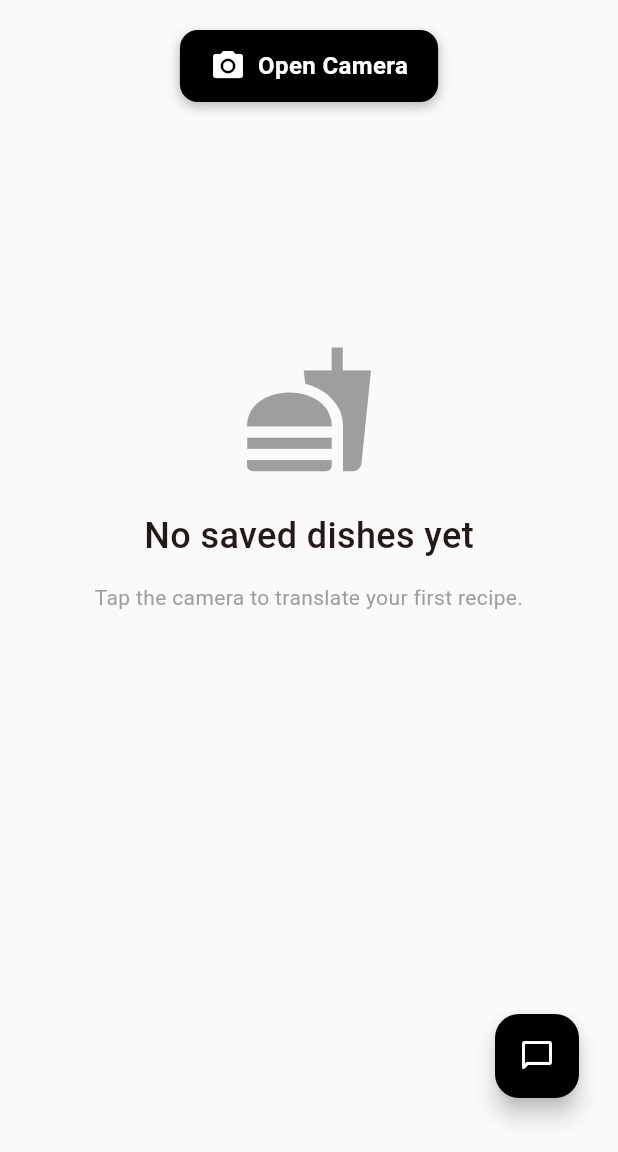
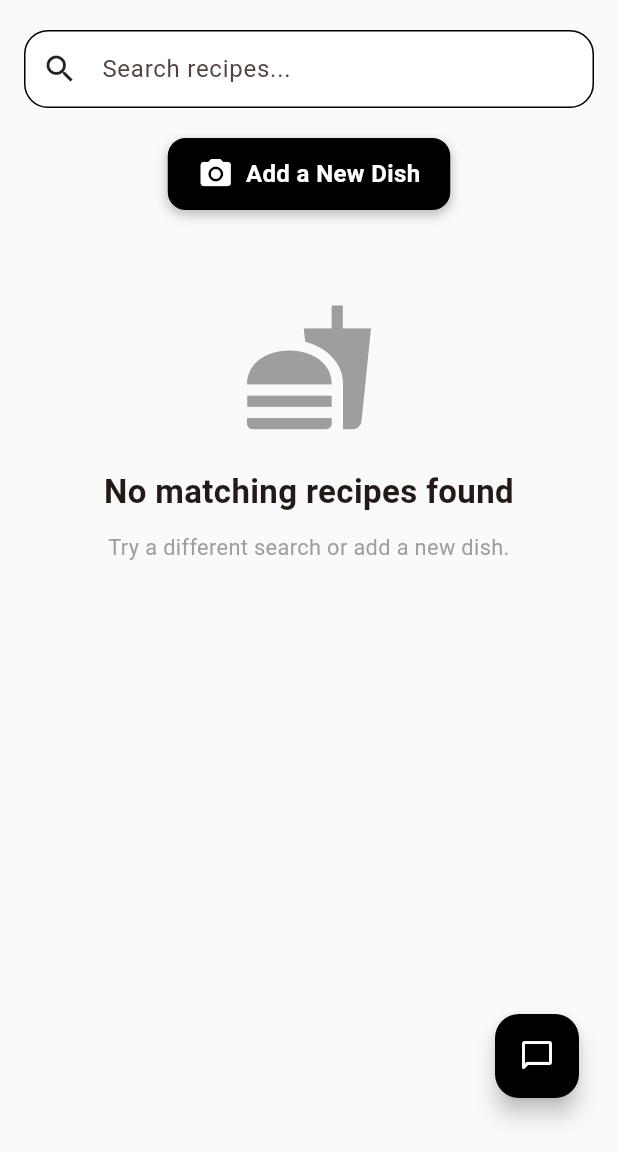
Before and after one commit to vihaanb-v/the_food_translator, a Flutter app: the screen it shows once a user with an empty profile is signed in, on a phone screen of 412 x 824 dp, the part 84-1236 px from its top. Run offline on Flutter 3.47's test engine with Material 3 defaults, Android fonts, the light colour scheme and no system bars; our stand-ins replace camera, cloud_firestore, firebase_auth, firebase_core; accounts and stored records are empty.

Commit message:
Added search bar.

```diff
--- a/lib/home_screen.dart
+++ b/lib/home_screen.dart
@@ -22,6 +22,8 @@ class _HomeScreenState extends State<HomeScreen> {
 
   bool _isLoading = true;
   bool _showContent = false;
+  final TextEditingController _searchController = TextEditingController();
+  String _searchQuery = '';
 
   @override
   void initState() {
@@ -132,6 +134,12 @@ class _HomeScreenState extends State<HomeScreen> {
     } catch (e) {
       debugPrint("❌ Failed to download image: $e");
     }
+  }
+
+  @override
+  void dispose() {
+    _searchController.dispose();
+    super.dispose();
   }
 
   void _showDishPopup(Map<String, dynamic> dish) {
@@ -562,10 +570,55 @@ class _HomeScreenState extends State<HomeScreen> {
         ],
       ),
       body: _isLoading
-          ? const Center(child: CircularProgressIndicator()) // 🌀 Loader
+          ? const Center(child: CircularProgressIndicator())
           : ListView(
         padding: const EdgeInsets.symmetric(vertical: 20),
         children: [
+          // 🔍 Search Bar (top spacing handled by ListView padding)
+          Padding(
+            padding: const EdgeInsets.symmetric(horizontal: 16),
+            child: TextField(
+              controller: _searchController,
+              onChanged: (value) {
+                setState(() {
+                  _searchQuery = value.toLowerCase().trim();
+                });
+              },
+              decoration: InputDecoration(
+                hintText: 'Search recipes...',
+                prefixIcon: const Icon(Icons.search, color: Colors.black87),
+                suffixIcon: _searchQuery.isNotEmpty
+                    ? IconButton(
+                  icon: const Icon(Icons.clear, color: Colors.black54),
+                  onPressed: () {
+                    _searchController.clear();
+                    setState(() => _searchQuery = '');
+                  },
+                )
+                    : null,
+                filled: true,
+                fillColor: Colors.white,
+                contentPadding:
+                const EdgeInsets.symmetric(vertical: 14, horizontal: 16),
+                border: OutlineInputBorder(
+                  borderRadius: BorderRadius.circular(16),
+                  borderSide: const BorderSide(color: Colors.black, width: 1),
+                ),
+                enabledBorder: OutlineInputBorder(
+                  borderRadius: BorderRadius.circular(16),
+                  borderSide: const BorderSide(color: Colors.black, width: 1),
+                ),
+                focusedBorder: OutlineInputBorder(
+                  borderRadius: BorderRadius.circular(16),
+                  borderSide: const BorderSide(color: Colors.black, width: 1.5),
+                ),
+              ),
+            ),
+          ),
+
+          const SizedBox(height: 20), // ← even spacing
+
+          // 📸 Open Camera Button
           Center(
             child: InkWell(
               borderRadius: BorderRadius.circular(12),
@@ -591,7 +644,7 @@ class _HomeScreenState extends State<HomeScreen> {
                     Icon(Icons.camera_alt, color: Colors.white),
                     SizedBox(width: 8),
                     Text(
-                      "Open Camera",
+                      "Add a New Dish",
                       style: TextStyle(
                         color: Colors.white,
                         fontSize: 16,
@@ -603,38 +656,55 @@ class _HomeScreenState extends State<HomeScreen> {
               ),
             ),
           ),
-          const SizedBox(height: 20),
-          if (savedDishes.isEmpty)
-            Padding(
-              padding: const EdgeInsets.only(top: 140),
+
+          const SizedBox(height: 20), // ← even spacing
+
+          // 🧠 Filtered dish logic
+          Builder(
+            builder: (context) {
+              final filteredDishes = savedDishes.where((dish) {
+                final title =
+                (dish['title'] ?? '').toString().toLowerCase();
+                final desc =
+                (dish['description'] ?? '').toString().toLowerCase();
+                return title.contains(_searchQuery) ||
+                    desc.contains(_searchQuery);
+              }).toList();
+
+              if (filteredDishes.isEmpty) {
+                return Padding(
+                  padding: const EdgeInsets.only(top: 40),
                   child: Column(
+                    mainAxisSize: MainAxisSize.min,
                     children: const [
                       Icon(Icons.fastfood, size: 90, color: Colors.grey),
                       SizedBox(height: 22),
                       Text(
-                    "No saved dishes yet",
-                    style: TextStyle(fontSize: 24, fontWeight: FontWeight.w500),
+                        "No matching recipes found",
+                        style: TextStyle(
+                            fontSize: 22, fontWeight: FontWeight.w600),
+                        textAlign: TextAlign.center,
                       ),
-                  SizedBox(height: 14),
+                      SizedBox(height: 12),
                       Text(
-                    "Tap the camera to translate your first recipe.",
-                    style: TextStyle(fontSize: 14, color: Colors.grey),
+                        "Try a different search or add a new dish.",
+                        style: TextStyle(
+                            fontSize: 14.5, color: Colors.grey),
                         textAlign: TextAlign.center,
                       ),
                     ],
                   ),
-            )
-          else
-            AnimatedList(
-              key: _listKey,
-              initialItemCount: savedDishes.length,
+                );
+              }
+
+              return ListView.builder(
                 shrinkWrap: true,
                 physics: const NeverScrollableScrollPhysics(),
-              itemBuilder: (context, index, animation) {
-                final dish = savedDishes[index];
-                return SizeTransition(
-                  sizeFactor: animation,
-                  child: buildSavedDishButton(dish, index),
+                itemCount: filteredDishes.length,
+                itemBuilder: (context, index) {
+                  return buildSavedDishButton(
+                      filteredDishes[index], index);
+                },
               );
             },
           ),
@@ -645,7 +715,8 @@ class _HomeScreenState extends State<HomeScreen> {
         child: FloatingActionButton(
           backgroundColor: Colors.black,
           onPressed: _openChatChefModal,
-          child: const Icon(Icons.chat_bubble_outline_rounded, color: Colors.white),
+          child:
+          const Icon(Icons.chat_bubble_outline_rounded, color: Colors.white),
         ),
       ),
     );
```
Also changed, not shown: lib/favorites_page.dart (+103 -45 lines), lib/my_dishes_page.dart (+104 -46 lines). Lines whose indentation alone changed are shown as unchanged.
